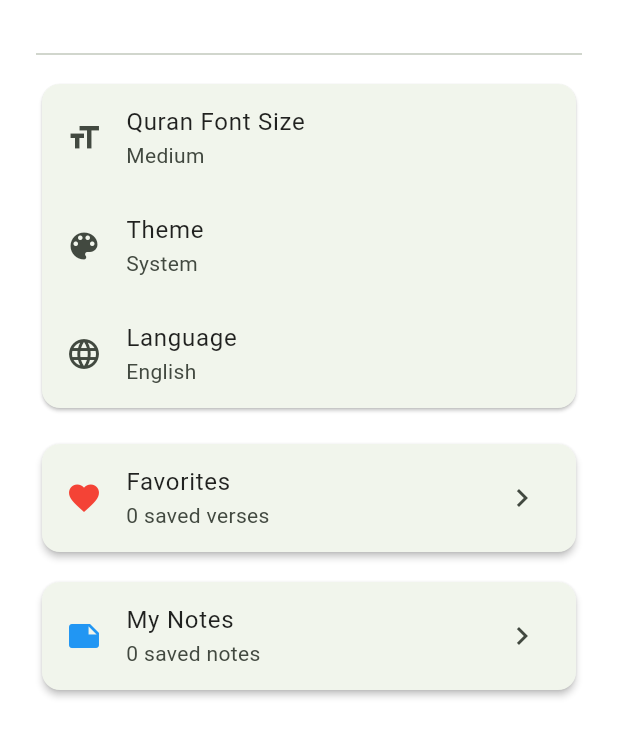
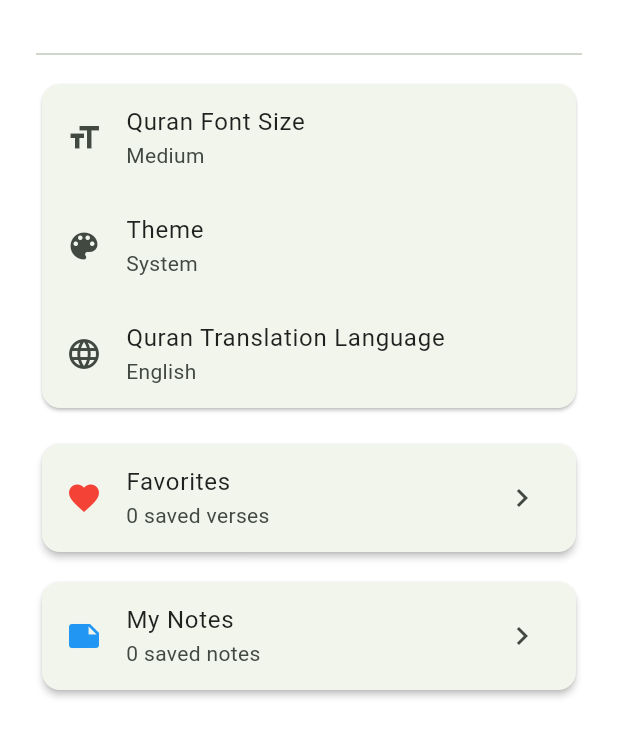
Before and after one commit to Neshatahmad7/quran_app, a Flutter app: the MePage widget shown alone on an empty page, opened directly, on a phone screen of 412 x 824 dp. Shown: the top 737 px of the screen. Run offline on Flutter 3.47's test engine with Material 3 defaults, Android fonts, the phone set to English and light mode, and no system bars; our stand-ins replace adhan, flutter_compass, geolocator, shared_preferences; accounts and stored records are empty.

```diff
--- a/lib/pages/me_page.dart
+++ b/lib/pages/me_page.dart
@@ -136,7 +136,7 @@ class _MePageState extends State<MePage> {
                 ),
                 ListTile(
                   leading: const Icon(Icons.language),
-                  title: const Text('Language'),
+                  title: const Text('Quran Translation Language'),
                   subtitle: Text(AppSettings.instance.languageLabel),
                   onTap: () => _showLanguagePicker(context),
                 ),
```
Also changed, not shown: lib/pages/qibla_page.dart (+4 -4 lines).
